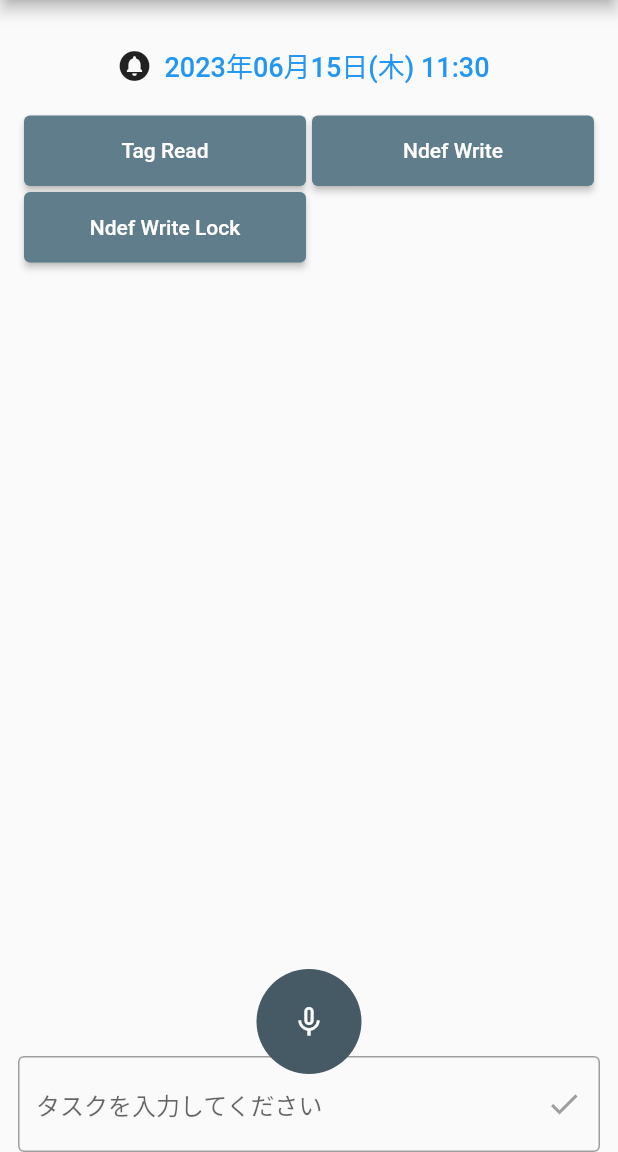
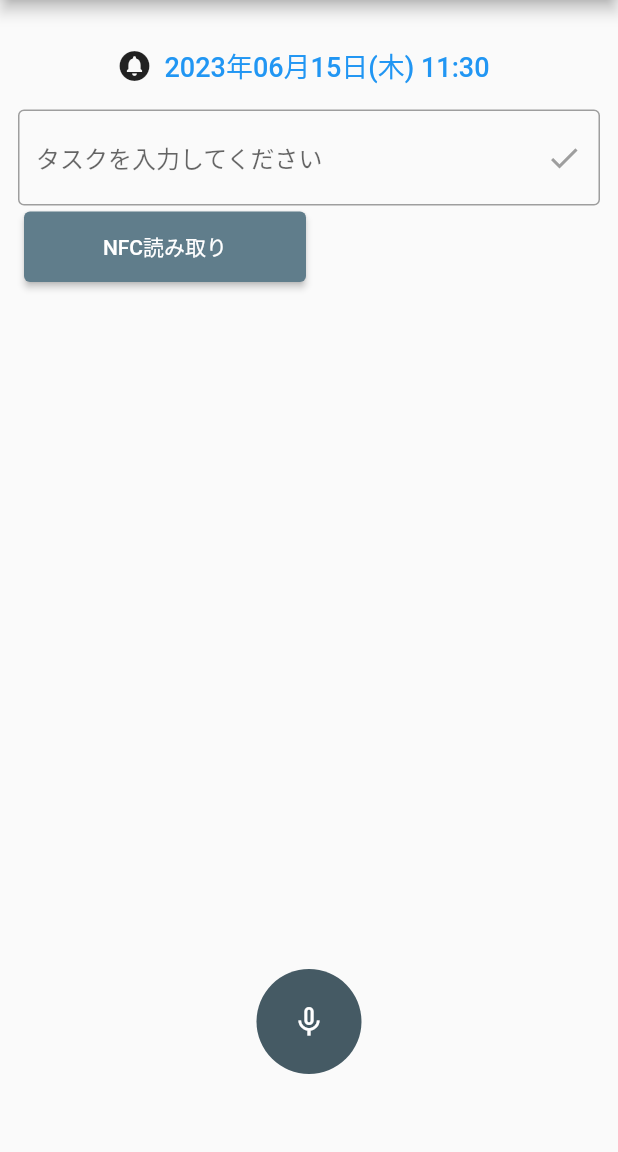
Before and after one commit to devenue-asada/flutter_app, a Flutter app: the screen it shows after launch, after a tap on the "add" icon, on a phone screen of 412 x 824 dp, the part 84-1236 px from its top. Run offline on Flutter 3.47's test engine with Material 2 defaults, Android fonts, the phone set to English and light mode, and no system bars; drawn by our look-alikes of avatar_glow; our stand-ins replace flutter_datetime_picker_plus, flutter_local_notifications, flutter_native_timezone, speech_to_text, timezone; missing offline and left inert: flutter_app_badger, nfc_manager.

Commit message:
NFC実装完了

```diff
--- a/lib/todo_add.dart
+++ b/lib/todo_add.dart
@@ -12,6 +12,7 @@ import 'package:intl/intl.dart';
 import 'package:flutter_datetime_picker_plus/flutter_datetime_picker_plus.dart'
     as picker;
 import 'package:nfc_manager/nfc_manager.dart';
+import 'dart:convert';
 
 class TodoAddPage extends StatefulWidget {
   @override
@@ -28,6 +29,7 @@ class _TodoAddPageState extends State<TodoAddPage> with WidgetsBindingObserver {
   String lastError = '';
   String lastStatus = '';
   bool isRecording = false;
+  var tagValue = '';
 
   final formatter = new DateFormat('yyyy年MM月dd日(E) HH:mm', 'ja');
   int year = DateTime.now().year;
@@ -45,13 +47,32 @@ class _TodoAddPageState extends State<TodoAddPage> with WidgetsBindingObserver {
   }
 
   ValueNotifier<dynamic> result = ValueNotifier(null);
+
+  //NFC読み取り
   void _tagRead() {
-    print("<<<<<<<<<<<<<<<<<<<<<");
-    NfcManager.instance.startSession(onDiscovered: (NfcTag tag) async {
-      print(tag);
-      result.value = tag.data;
-      NfcManager.instance.stopSession();
-    });
+    NfcManager.instance.startSession(
+      pollingOptions: {NfcPollingOption.iso14443, NfcPollingOption.iso15693},
+      alertMessage: "NFCタグを近づけてください",
+      onDiscovered: (NfcTag tag) async {
+        final ndef = Ndef.from(tag);
+        if (ndef == null) {
+          await NfcManager.instance.stopSession(errorMessage: 'error');
+          return;
+        } else {
+          final readTag = await ndef.read();
+          final uint8List = readTag.records.first.payload;
+          setState(() {
+            //日本語が含まれると文字化けするのでutf8でdecode、不要な開始文字を削除
+            _taskController.text = utf8.decode(uint8List).substring(3);
+          });
+          await NfcManager.instance.stopSession();
+        }
+      },
+      onError: (dynamic e) async {
+        debugPrint('NFC error: $e');
+        await NfcManager.instance.stopSession(errorMessage: 'error');
+      },
+    );
   }
 
   void _ndefWrite() {
@@ -63,14 +84,8 @@ class _TodoAddPageState extends State<TodoAddPage> with WidgetsBindingObserver {
         return;
       }
 
-      NdefMessage message = NdefMessage([
-        NdefRecord.createText('Hello World!')
-        // NdefRecord.createUri(Uri.parse('https://flutter.dev')),
-        // NdefRecord.createMime(
-        //     'text/plain', Uint8List.fromList('Hello'.codeUnits)),
-        // NdefRecord.createExternal(
-        //     'com.example', 'mytype', Uint8List.fromList('mydata'.codeUnits)),
-      ]);
+      NdefMessage message =
+          NdefMessage([NdefRecord.createText('Hello World!')]);
 
       try {
         await ndef.write(message);
@@ -325,31 +340,6 @@ class _TodoAddPageState extends State<TodoAddPage> with WidgetsBindingObserver {
             const SizedBox(
               height: 5,
             ),
-            Flexible(
-              flex: 3,
-              child: GridView.count(
-                padding: EdgeInsets.all(4),
-                crossAxisCount: 2,
-                childAspectRatio: 4,
-                crossAxisSpacing: 4,
-                mainAxisSpacing: 4,
-                children: [
-                  ElevatedButton(child: Text('Tag Read'), onPressed: _tagRead),
-                  ElevatedButton(
-                      child: Text('Ndef Write'), onPressed: _ndefWrite),
-                  ElevatedButton(
-                      child: Text('Ndef Write Lock'),
-                      onPressed: _ndefWriteLock),
-                ],
-              ),
-            ),
-            // SizedBox(
-            //   width: double.infinity,
-            //   child: Text(
-            //     viewTextLen(),
-            //     textAlign: TextAlign.right,
-            //   ),
-            // ),
             TextField(
               controller: _taskController,
               onChanged: (String value) {
@@ -402,6 +392,19 @@ class _TodoAddPageState extends State<TodoAddPage> with WidgetsBindingObserver {
                 border: const OutlineInputBorder(),
               ),
             ),
+            Flexible(
+              flex: 3,
+              child: GridView.count(
+                padding: EdgeInsets.all(4),
+                crossAxisCount: 2,
+                childAspectRatio: 4,
+                crossAxisSpacing: 4,
+                mainAxisSpacing: 4,
+                children: [
+                  ElevatedButton(child: Text('NFC読み取り'), onPressed: _tagRead),
+                ],
+              ),
+            ),
           ],
         ),
       ),
--- a/lib/todo_list.dart
+++ b/lib/todo_list.dart
@@ -189,10 +189,8 @@ class _TodoListPageState extends State<TodoListPage>
           final newTask = await Navigator.of(context).push(
             MaterialPageRoute(builder: (context) => TodoAddPage()),
           );
-          print(newTask);
           if (newTask == null) return;
           setState(() => todoList.insert(0, newTask.text));
-          print(todoList.length);
         },
         child: const Icon(Icons.add),
       ),
```
Also changed, not shown: 3 other files.
